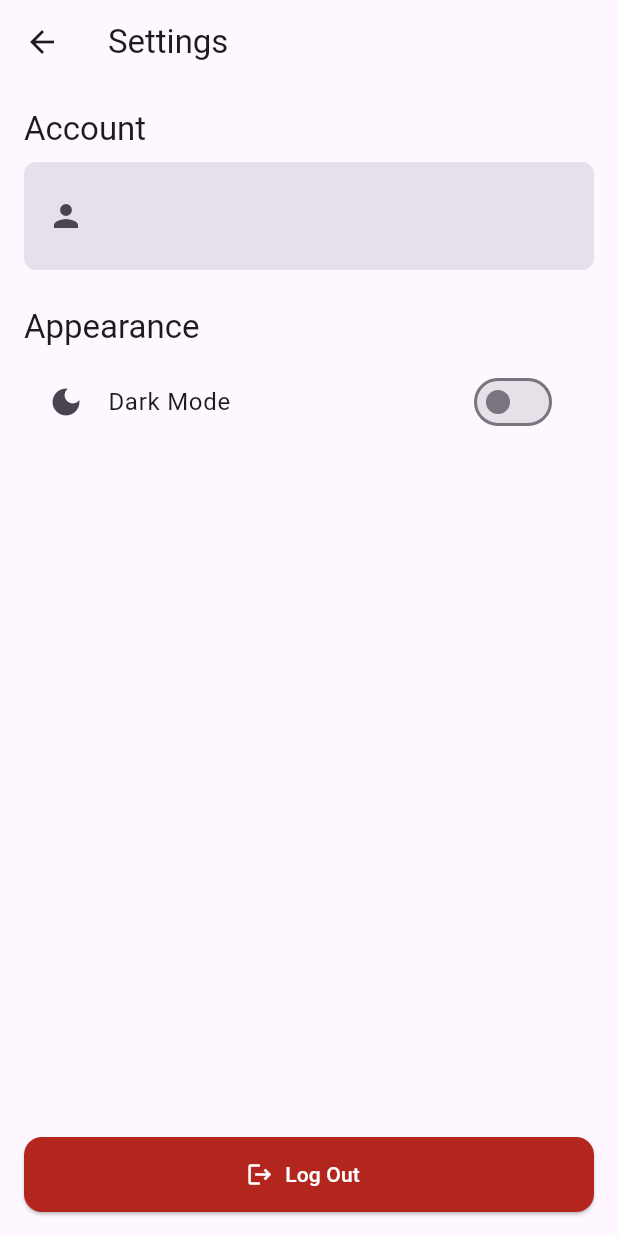
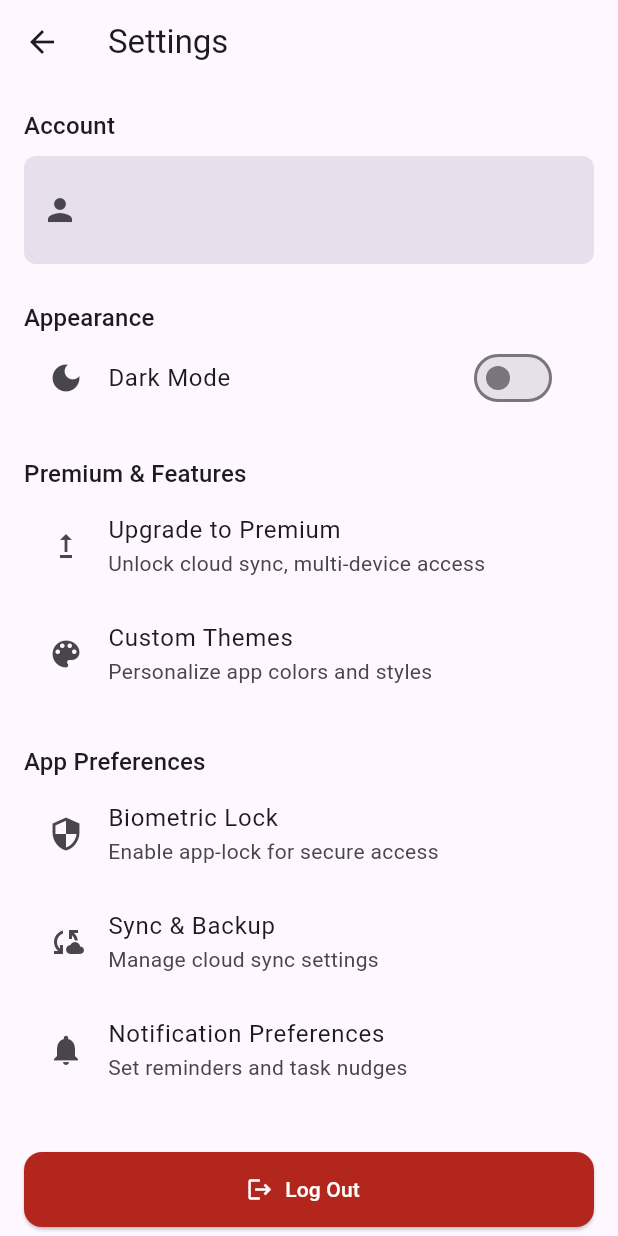
Before and after one commit to afas2004/SmartNotes, a Flutter app: the SettingsPage screen opened by its route, on a phone screen of 412 x 824 dp. Run offline on Flutter 3.47's test engine with Material 3 defaults, Android fonts, the phone set to English and light mode, and no system bars; our stand-ins replace firebase_auth, firebase_core, google_sign_in, shared_preferences, sqflite; accounts and stored records are empty.

Commit message:
edit settings

```diff
--- a/lib/screens/login_page.dart
+++ b/lib/screens/login_page.dart
@@ -1,6 +1,5 @@
 import 'package:firebase_auth/firebase_auth.dart';
 import 'package:flutter/material.dart';
-import 'package:smartnotes/notes_page.dart';
 import 'package:smartnotes/services/auth_service.dart';
 import 'register_page.dart';
 import 'package:google_sign_in/google_sign_in.dart';
--- a/lib/settings_page.dart
+++ b/lib/settings_page.dart
@@ -14,7 +14,6 @@ class SettingsPage extends StatelessWidget {
 
   void _handleLogout(BuildContext context) async {
     await FirebaseAuth.instance.signOut();
-
     Navigator.of(context).pushNamedAndRemoveUntil(
       LoginPage.routeName,
       (route) => false,
@@ -24,27 +23,16 @@ class SettingsPage extends StatelessWidget {
   @override
   Widget build(BuildContext context) {
     final user = FirebaseAuth.instance.currentUser;
-
-    final logoutButtonStyle = ElevatedButton.styleFrom(
-      backgroundColor: Theme.of(context).colorScheme.error,
-      foregroundColor: Theme.of(context).colorScheme.onError,
-      minimumSize: const Size.fromHeight(50),
-      shape: RoundedRectangleBorder(borderRadius: BorderRadius.circular(12)),
-    );
+    final tilePadding = const EdgeInsets.symmetric(horizontal: 12.0);
+    final sectionTitleStyle = Theme.of(context).textTheme.titleMedium;
 
     return Scaffold(
-      appBar: AppBar(
-        title: const Text('Settings'),
-      ),
-      body: Padding(
+      appBar: AppBar(title: const Text('Settings')),
+      body: ListView(
         padding: const EdgeInsets.all(16.0),
-        child: Column(
-          crossAxisAlignment: CrossAxisAlignment.start,
         children: [
-            Text(
-              'Account',
-              style: Theme.of(context).textTheme.titleLarge,
-            ),
+          // 📌 Account Info Section
+          Text('Account', style: sectionTitleStyle),
           const SizedBox(height: 8),
           ListTile(
             leading: const Icon(Icons.person),
@@ -52,33 +40,90 @@ class SettingsPage extends StatelessWidget {
             subtitle: Text(user?.email ?? 'No email'),
             tileColor: Theme.of(context).colorScheme.surfaceVariant,
             shape: RoundedRectangleBorder(
-                  borderRadius: BorderRadius.circular(8)),
+              borderRadius: BorderRadius.circular(8),
             ),
+            contentPadding: tilePadding,
+          ),
+
           const SizedBox(height: 24),
 
-            Text(
-              'Appearance',
-              style: Theme.of(context).textTheme.titleLarge,
-            ),
-            const SizedBox(height: 8),
+          // 🎨 Appearance Section
+          Text('Appearance', style: sectionTitleStyle),
           SwitchListTile(
             title: const Text('Dark Mode'),
             value: isDarkMode,
             onChanged: onThemeChanged,
             secondary: const Icon(Icons.dark_mode),
           ),
-            const Spacer(),
 
-            // 🔴 Logout Button (Highly Visible)
+          const SizedBox(height: 24),
+
+          // ☁️ Monetization & Premium
+          Text('Premium & Features', style: sectionTitleStyle),
+          ListTile(
+            leading: const Icon(Icons.upgrade),
+            title: const Text('Upgrade to Premium'),
+            subtitle: const Text('Unlock cloud sync, multi-device access'),
+            onTap: () {
+              // Navigate to premium upgrade screen
+            },
+          ),
+          ListTile(
+            leading: const Icon(Icons.color_lens),
+            title: const Text('Custom Themes'),
+            subtitle: const Text('Personalize app colors and styles'),
+            onTap: () {
+              // Theme customization
+            },
+          ),
+
+          const SizedBox(height: 24),
+
+          // 🔐 Security & Notifications
+          Text('App Preferences', style: sectionTitleStyle),
+          ListTile(
+            leading: const Icon(Icons.security),
+            title: const Text('Biometric Lock'),
+            subtitle: const Text('Enable app-lock for secure access'),
+            onTap: () {
+              // Navigate to biometric settings
+            },
+          ),
+          ListTile(
+            leading: const Icon(Icons.cloud_sync),
+            title: const Text('Sync & Backup'),
+            subtitle: const Text('Manage cloud sync settings'),
+            onTap: () {
+              // Sync settings
+            },
+          ),
+          ListTile(
+            leading: const Icon(Icons.notifications),
+            title: const Text('Notification Preferences'),
+            subtitle: const Text('Set reminders and task nudges'),
+            onTap: () {
+              // Notification settings
+            },
+          ),
+
+          const SizedBox(height: 32),
+
+          // 🚪 Logout (Always visible)
           ElevatedButton.icon(
-              style: logoutButtonStyle,
+            style: ElevatedButton.styleFrom(
+              backgroundColor: Theme.of(context).colorScheme.error,
+              foregroundColor: Theme.of(context).colorScheme.onError,
+              minimumSize: const Size.fromHeight(50),
+              shape: RoundedRectangleBorder(
+                borderRadius: BorderRadius.circular(12),
+              ),
+            ),
             icon: const Icon(Icons.logout),
             label: const Text('Log Out'),
             onPressed: () => _handleLogout(context),
           ),
         ],
       ),
-      ),
     );
   }
 }
```
Lines whose indentation alone changed are shown as unchanged.
